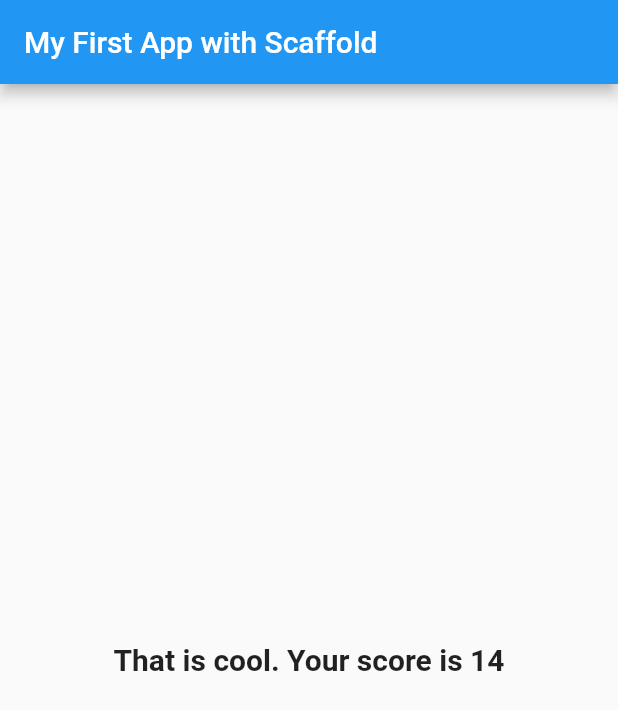
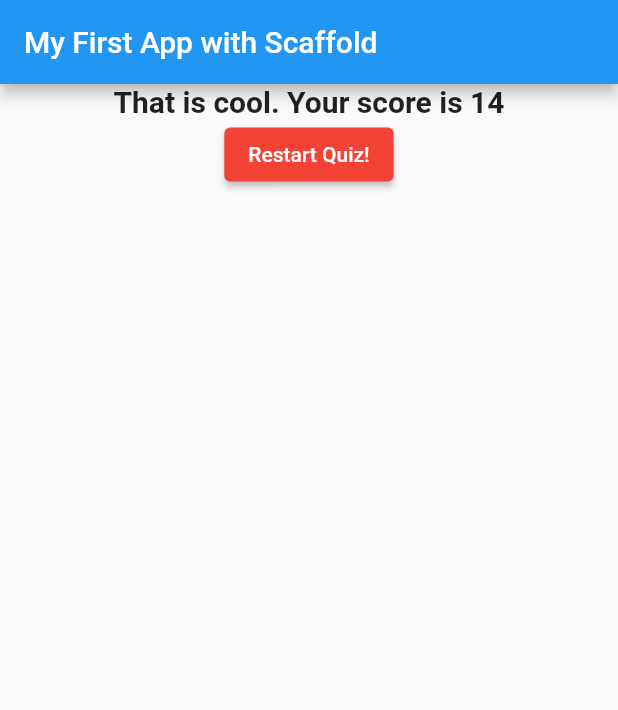
Before and after one commit to kali-dass/flutter_my_app_v2, a Flutter app: the screen it shows after launch, after a tap on "Coffee", after a tap on "Mac", on a phone screen of 412 x 824 dp. Shown: the top 710 px of the screen. Run offline on Flutter 3.47's test engine with Material 2 defaults, Android fonts, the phone set to English and light mode, and no system bars; missing offline and left inert: dart:ffi.

Commit message:
reset the quiz with reset button

```diff
--- a/lib/main.dart
+++ b/lib/main.dart
@@ -42,6 +42,13 @@ class _MyAppState extends State<MyApp> {
     }
   ];
 
+  void _resetQuiz() {
+    setState(() {
+      _questionIndiex = 0;
+      _totalScore = 0;
+    });
+  }
+
   void _answerToQuestions(int score) {
     _totalScore += score;
     print(_totalScore as int);
@@ -66,7 +73,7 @@ class _MyAppState extends State<MyApp> {
                 answerQuestions: _answerToQuestions,
                 questions: _questions,
                 questionIndex: _questionIndiex)
-            : Result(_totalScore),
+            : Result(_totalScore, _resetQuiz),
       ),
     );
   }
--- a/lib/results.dart
+++ b/lib/results.dart
@@ -4,8 +4,9 @@ import 'package:flutter/src/widgets/framework.dart';
 
 class Result extends StatelessWidget {
   final int resultScore;
+  final VoidCallback resetQuiz;
 
-  Result(this.resultScore);
+  Result(this.resultScore, this.resetQuiz);
 
   String get resultPhrase {
     var resultText = '';
@@ -21,11 +22,20 @@ class Result extends StatelessWidget {
 
   @override
   Widget build(BuildContext context) {
-    return Center(
-      child: Text(
-        resultPhrase,
-        style: TextStyle(fontSize: 20, fontWeight: FontWeight.bold),
-      ),
+    return Column(
+      children: [
+        Center(
+          child: Text(
+            resultPhrase,
+            style: TextStyle(fontSize: 20, fontWeight: FontWeight.bold),
+          ),
+        ),
+        ElevatedButton(
+            onPressed: resetQuiz,
+            child: Text('Restart Quiz!'),
+            style: ButtonStyle(
+                backgroundColor: MaterialStateProperty.all(Colors.red[500])))
+      ],
     );
   }
 }
```
